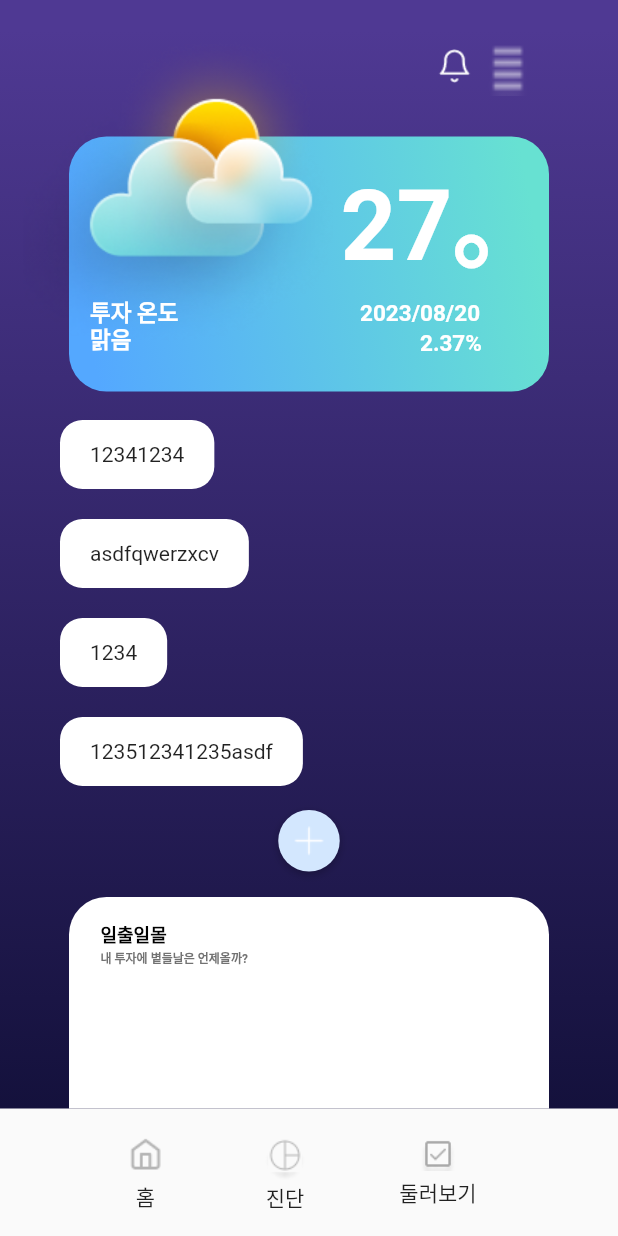
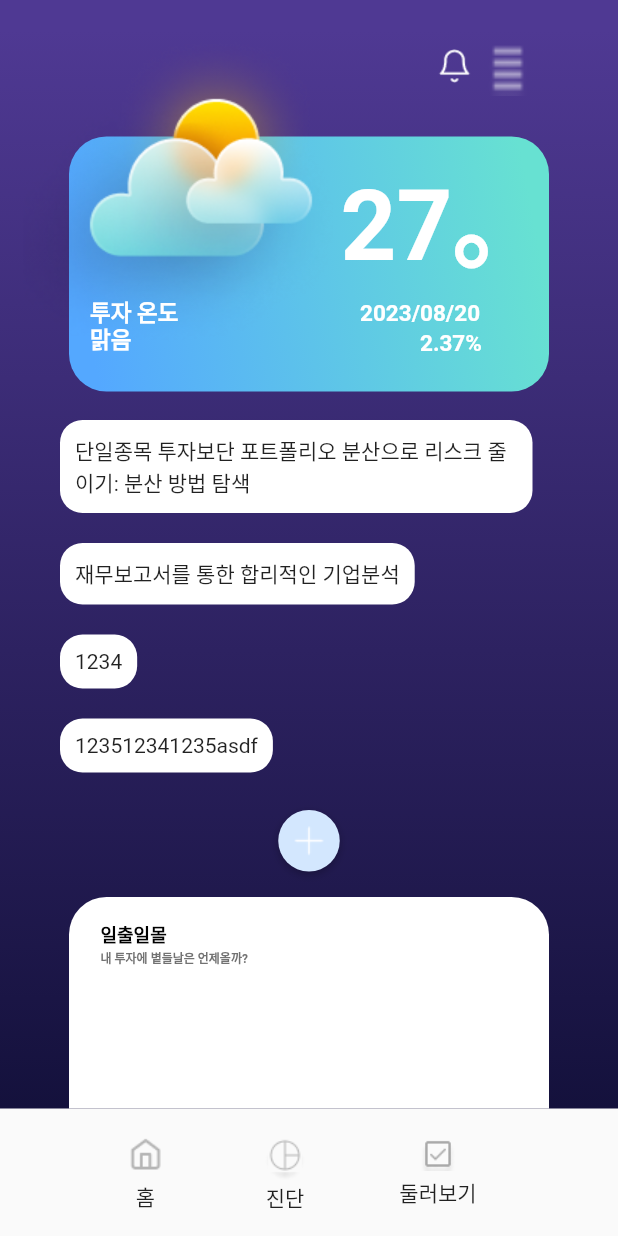
Before and after one commit to MZ-Robo/ROBO-Service, a Flutter app: the LowBarUnit widget shown alone on an empty page, opened directly, after a tap on an icon or button, on a phone screen of 412 x 824 dp. Run offline on Flutter 3.47's test engine with Material 2 defaults, Android fonts, the phone set to English and light mode, and no system bars; network calls fail; Roboto replaces fonts that are missing (Noto Sans KR, Pretendard, pretendard).

Commit message:
page home's Memo function need to plus detail

```diff
--- a/front/lib/home.dart
+++ b/front/lib/home.dart
@@ -10,19 +10,21 @@ class HomeScreen extends StatefulWidget {
 }
 
 class _HomeScreenState extends State<HomeScreen> {
-  Widget _whatIs(String text) {
-    return IntrinsicWidth(
+  Widget _Memo(String text) {
+    return IntrinsicHeight(
+      child: IntrinsicWidth(
         child: Container(
-        height: 46,
           margin: EdgeInsets.fromLTRB(40, 10, 0, 10),
-        padding: const EdgeInsets.symmetric(horizontal: 20),
+          padding: EdgeInsets.all(10),
+          constraints: BoxConstraints(
+            maxWidth: 315.0, // 최대 너비 설정
+          ),
           decoration: ShapeDecoration(
             color: Colors.white,
             shape: RoundedRectangleBorder(
               borderRadius: BorderRadius.circular(15),
             ),
           ),
-        child: Center(
           child: Text(text),
         ),
       ),
@@ -354,10 +356,21 @@ class _HomeScreenState extends State<HomeScreen> {
                                       margin: EdgeInsets.fromLTRB(0, 250, 0, 0),
                                     ),
                                   ),
-                                  _whatIs('12341234'),
-                                  _whatIs('asdfqwerzxcv'),
-                                  _whatIs('1234'),
-                                  _whatIs('123512341235asdf'),
+                                  Container(
+                                    child: SingleChildScrollView(
+                                      child: Column(
+                                        crossAxisAlignment:
+                                            CrossAxisAlignment.start,
+                                        children: [
+                                          _Memo(
+                                              '단일종목 투자보단 포트폴리오 분산으로 리스크 줄이기: 분산 방법 탐색'),
+                                          _Memo('재무보고서를 통한 합리적인 기업분석'),
+                                          _Memo('1234'),
+                                          _Memo('123512341235asdf'),
+                                        ],
+                                      ),
+                                    ),
+                                  )
                                 ],
                               ),
                             ),
--- a/front/lib/main.dart
+++ b/front/lib/main.dart
@@ -19,7 +19,7 @@ class MyApp extends StatelessWidget {
       debugShowCheckedModeBanner: false,
       home: Scaffold(
         // appBar: AppBar(),
-        body: LoginScreen(),
+        body: LookAround(),
       ),
     );
   }
```
Also changed, not shown: front/lib/lookAround.dart (+98 -54 lines), front/lib/lowbar.dart (+6 -5 lines). Lines whose indentation alone changed are shown as unchanged.
